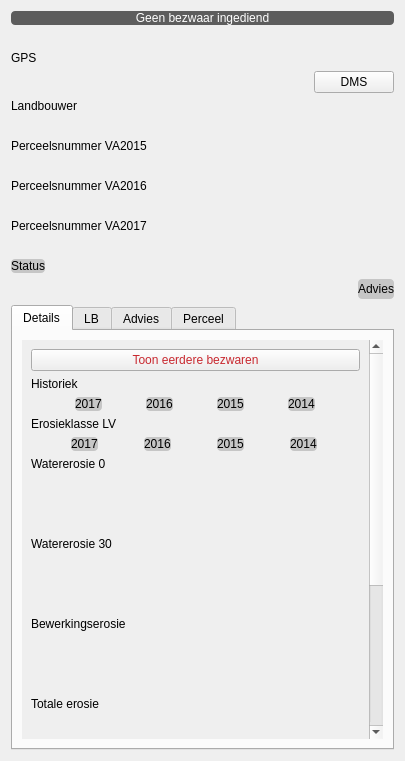
Before: the Qt Designer form ui_parcelinfocontentwidget.ui in DOV-Vlaanderen/erosiebezwaren, drawn with Qt 5.
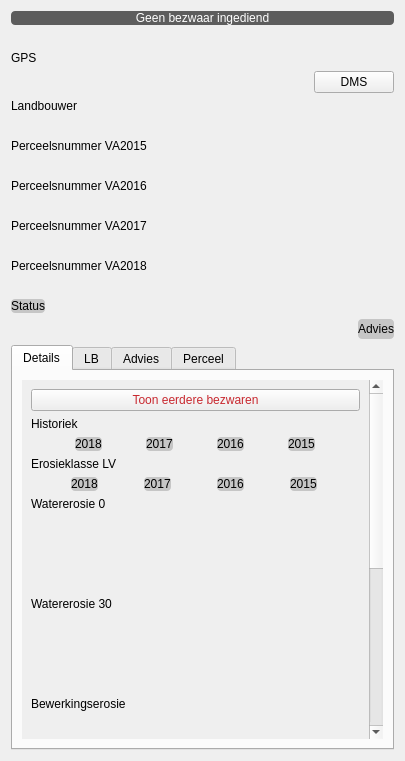
After: the same form once the commit is applied. Custom widgets are drawn as their Qt base class.

Patch:
```diff
--- a/ui_parcelinfocontentwidget.ui
+++ b/ui_parcelinfocontentwidget.ui
@@ -193,6 +193,29 @@
      </property>
     </widget>
    </item>
+   <item>
+    <widget class="QLabel" name="lb_perceelsnr_va2018">
+     <property name="text">
+      <string>Perceelsnummer VA2018</string>
+     </property>
+    </widget>
+   </item>
+   <item>
+    <widget class="QLabel" name="efw2_perceelsnr_va_2018">
+     <property name="styleSheet">
+      <string notr="true">* { font-style: italic; }</string>
+     </property>
+     <property name="text">
+      <string/>
+     </property>
+     <property name="indent">
+      <number>20</number>
+     </property>
+     <property name="buddy">
+      <cstring>lb_perceelsnr_va2018</cstring>
+     </property>
+    </widget>
+   </item>
    <item>
     <widget class="DefaultColorValueLabel" name="efw_advies_behandeld">
      <property name="sizePolicy">
@@ -295,8 +318,8 @@
            <rect>
             <x>0</x>
             <y>0</y>
-            <width>352</width>
-            <height>724</height>
+            <width>346</width>
+            <height>675</height>
            </rect>
           </property>
           <layout class="QVBoxLayout" name="verticalLayout_8">
@@ -322,6 +345,25 @@
              <property name="spacing">
               <number>0</number>
              </property>
+             <item>
+              <widget class="SensitivityColorLabel" name="efw_kleur_2018">
+               <property name="sizePolicy">
+                <sizepolicy hsizetype="Maximum" vsizetype="Preferred">
+                 <horstretch>0</horstretch>
+                 <verstretch>0</verstretch>
+                </sizepolicy>
+               </property>
+               <property name="styleSheet">
+                <string notr="true">* { background-color: #C6C6C6; color: black; border-radius: 4px;}</string>
+               </property>
+               <property name="text">
+                <string>2018</string>
+               </property>
+               <property name="margin">
+                <number>4</number>
+               </property>
+              </widget>
+             </item>
              <item>
               <widget class="SensitivityColorLabel" name="efw_kleur_2017">
                <property name="sizePolicy">
@@ -379,25 +421,6 @@
                </property>
               </widget>
              </item>
-             <item>
-              <widget class="SensitivityColorLabel" name="efw_kleur_2014">
-               <property name="sizePolicy">
-                <sizepolicy hsizetype="Maximum" vsizetype="Preferred">
-                 <horstretch>0</horstretch>
-                 <verstretch>0</verstretch>
-                </sizepolicy>
-               </property>
-               <property name="styleSheet">
-                <string notr="true">* { background-color: #C6C6C6; color: black; border-radius: 4px;}</string>
-               </property>
-               <property name="text">
-                <string>2014</string>
-               </property>
-               <property name="margin">
-                <number>4</number>
-               </property>
-              </widget>
-             </item>
             </layout>
            </item>
            <item>
@@ -409,6 +432,25 @@
            </item>
            <item>
             <layout class="QHBoxLayout" name="horizontalLayout_6">
+             <item>
+              <widget class="SensitivityColorLabel" name="efw_erosieklasse_lv_2018">
+               <property name="sizePolicy">
+                <sizepolicy hsizetype="Maximum" vsizetype="Preferred">
+                 <horstretch>0</horstretch>
+                 <verstretch>0</verstretch>
+                </sizepolicy>
+               </property>
+               <property name="styleSheet">
+                <string notr="true">* { background-color: #C6C6C6; color: black; border-radius: 4px;}</string>
+               </property>
+               <property name="text">
+                <string>2018</string>
+               </property>
+               <property name="margin">
+                <number>4</number>
+               </property>
+              </widget>
+             </item>
              <item>
               <widget class="SensitivityColorLabel" name="efw_erosieklasse_lv_2017">
                <property name="sizePolicy">
@@ -466,25 +508,6 @@
                </property>
               </widget>
              </item>
-             <item>
-              <widget class="SensitivityColorLabel" name="efw_erosieklasse_lv_2014">
-               <property name="sizePolicy">
-                <sizepolicy hsizetype="Maximum" vsizetype="Preferred">
-                 <horstretch>0</horstretch>
-                 <verstretch>0</verstretch>
-                </sizepolicy>
-               </property>
-               <property name="styleSheet">
-                <string notr="true">* { background-color: #C6C6C6; color: black; border-radius: 4px;}</string>
-               </property>
-               <property name="text">
-                <string>2014</string>
-               </property>
-               <property name="margin">
-                <number>4</number>
-               </property>
-              </widget>
-             </item>
             </layout>
            </item>
            <item>
@@ -533,6 +556,19 @@
              </property>
             </widget>
            </item>
+           <item>
+            <widget class="ValueLabel" name="efw_watererosie_0_2018">
+             <property name="styleSheet">
+              <string notr="true">* { font-style: italic;}</string>
+             </property>
+             <property name="text">
+              <string/>
+             </property>
+             <property name="indent">
+              <number>20</number>
+             </property>
+            </widget>
+           </item>
            <item>
             <widget class="QLabel" name="lb_watererosie_30">
              <property name="text">
@@ -579,6 +615,19 @@
              </property>
             </widget>
            </item>
+           <item>
+            <widget class="ValueLabel" name="efw_watererosie_30_2018">
+             <property name="styleSheet">
+              <string notr="true">* { font-style: italic;}</string>
+             </property>
+             <property name="text">
+              <string/>
+             </property>
+             <property name="indent">
+              <number>20</number>
+             </property>
+            </widget>
+           </item>
            <item>
             <widget class="QLabel" name="lb_bewerkingserosie">
              <property name="text">
@@ -844,8 +893,8 @@
            <rect>
             <x>0</x>
             <y>0</y>
-            <width>352</width>
-            <height>352</height>
+            <width>118</width>
+            <height>277</height>
            </rect>
           </property>
           <layout class="QVBoxLayout" name="verticalLayout_7">
@@ -1082,8 +1131,8 @@
            <rect>
             <x>0</x>
             <y>0</y>
-            <width>352</width>
-            <height>552</height>
+            <width>138</width>
+            <height>478</height>
            </rect>
           </property>
           <layout class="QVBoxLayout" name="verticalLayout_6">
@@ -1411,8 +1460,8 @@
            <rect>
             <x>0</x>
             <y>0</y>
-            <width>352</width>
-            <height>542</height>
+            <width>130</width>
+            <height>442</height>
            </rect>
           </property>
           <layout class="QVBoxLayout" name="verticalLayout_15">
@@ -1696,16 +1745,21 @@
    <extends>QLabel</extends>
    <header>Erosiebezwaren/widgets/valuelabel.h</header>
   </customwidget>
-  <customwidget>
-   <class>ValueMappedLabel</class>
-   <extends>QLabel</extends>
-   <header>Erosiebezwaren/widgets/valuelabel.h</header>
-  </customwidget>
   <customwidget>
    <class>InvertedVisibilityBooleanLabel</class>
    <extends>QLabel</extends>
    <header>Erosiebezwaren/widgets/valuelabel.h</header>
   </customwidget>
+  <customwidget>
+   <class>SplitMergedValueLabel</class>
+   <extends>QLabel</extends>
+   <header>Erosiebezwaren/widgets/valuelabel.h</header>
+  </customwidget>
+  <customwidget>
+   <class>ValueMappedLabel</class>
+   <extends>QLabel</extends>
+   <header>Erosiebezwaren/widgets/valuelabel.h</header>
+  </customwidget>
   <customwidget>
    <class>DefaultColorValueLabel</class>
    <extends>QLabel</extends>
@@ -1716,11 +1770,6 @@
    <extends>QPushButton</extends>
    <header>Erosiebezwaren/widgets/valuelabel.h</header>
   </customwidget>
-  <customwidget>
-   <class>SplitMergedValueLabel</class>
-   <extends>QLabel</extends>
-   <header>Erosiebezwaren/widgets/valuelabel.h</header>
-  </customwidget>
  </customwidgets>
  <resources/>
  <connections/>
```
